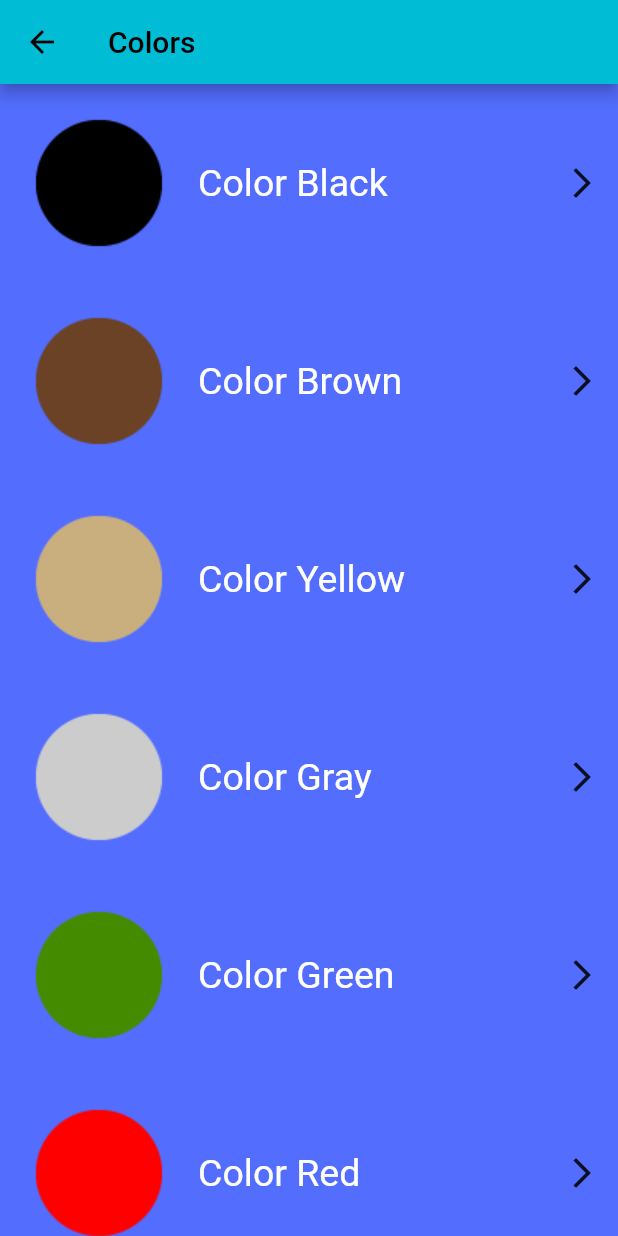
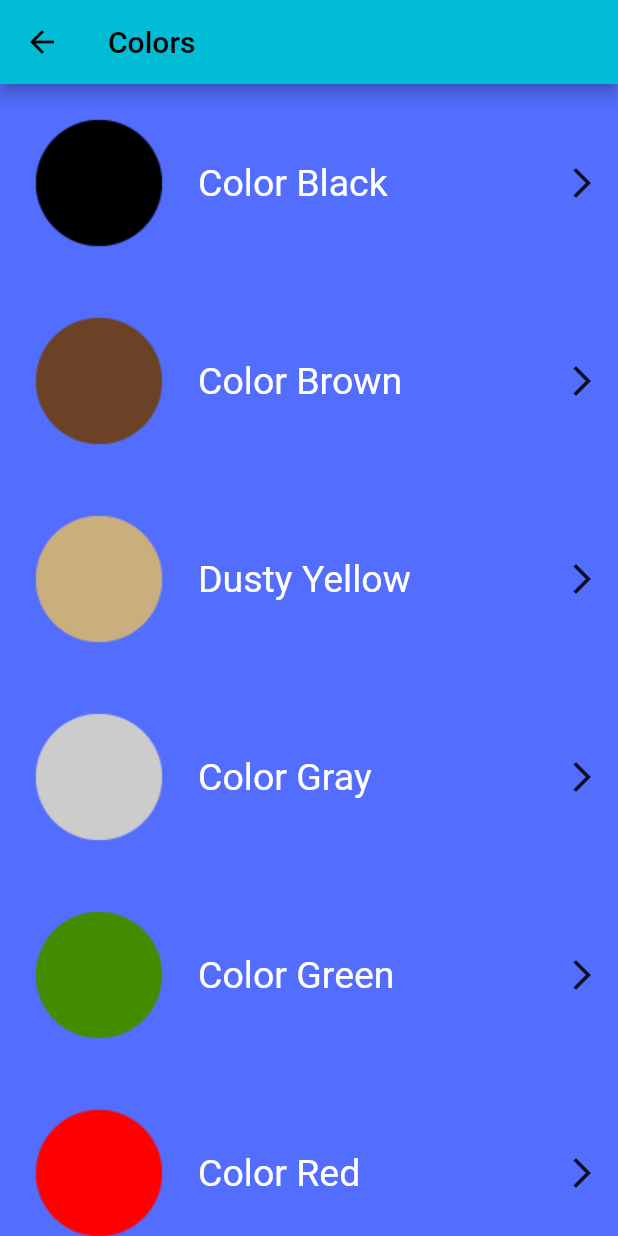
Before and after one commit to HassanEmad0010/learn_languges, a Flutter app: the screen it shows after launch, after a tap on "Colors", on a phone screen of 412 x 824 dp. Run offline on Flutter 3.47's test engine with Material 2 defaults, Android fonts, the phone set to English and light mode, and no system bars; our stand-ins replace assets_audio_player.

Commit message:
commit audio working good

```diff
--- a/lib/layout/HomeScreen.dart
+++ b/lib/layout/HomeScreen.dart
@@ -6,7 +6,8 @@ import '../modules/Colors.dart';
 import '../modules/Family.dart';
 import '../modules/Numbers.dart';
 import '../shared/shared.componants/componants.dart';
-import 'package:audioplayers/audioplayers.dart';
+import 'package:assets_audio_player/assets_audio_player.dart';
+
 
 
 class HomeScreen extends StatefulWidget {
@@ -17,6 +18,7 @@ class HomeScreen extends StatefulWidget {
 }
 
 class _HomeScreenState extends State<HomeScreen> {
+
   int currentindex=0;
   @override
   Widget build(BuildContext context) {
@@ -35,7 +37,7 @@ class _HomeScreenState extends State<HomeScreen> {
             currentIndex: currentindex,
 
 
-            iconSize: 44,
+            iconSize: 40,
             items:const <BottomNavigationBarItem> [
               BottomNavigationBarItem(icon: Icon(Icons.home),label: ""),
               BottomNavigationBarItem(icon: Icon(Icons.archive),label: ""),
@@ -47,7 +49,17 @@ class _HomeScreenState extends State<HomeScreen> {
           ),
 
       appBar: AppBar(
-        leading: const Icon(Icons.menu),
+        leading:  IconButton(
+            onPressed: (){
+
+              AssetsAudioPlayer.newPlayer().open(
+                Audio("assets/sounds/numbers/number_five_sound.mp3"),
+                showNotification: true,
+                volume: double.infinity,
+              );
+
+            },
+            icon: Icon(Icons.menu)),
         title: const Text("Let's Learn!"),
         centerTitle: true,
 
@@ -93,7 +105,7 @@ class _HomeScreenState extends State<HomeScreen> {
                     print("3");
                   },
                   child:
-                      buildContainer(color: Colors.tealAccent, text: 'Family')),
+                      buildContainer(color: Colors.blueAccent, text: 'Family')),
 
             ],
           ),
--- a/lib/modules/Colors.dart
+++ b/lib/modules/Colors.dart
@@ -6,22 +6,22 @@ import '../shared/shared.componants/componants.dart';
 class ColorsScreen extends StatelessWidget {
   List<DataModelClass> DataList = [
     DataModelClass(
-        text: "Color Black", image: "assets/images/colors/color_black.png",//audio:"assets/sounds/colors/black.wav"
+        text: "Color Black", image: "assets/images/colors/color_black.png",audio:"assets/sounds/colors/black.wav"
     ),
     DataModelClass(
-        text: "Color Brown", image: "assets/images/colors/color_brown.png"),
+        text: "Color Brown", image: "assets/images/colors/color_brown.png",audio:"assets/sounds/colors/brown.wav"),
     DataModelClass(
-        text: "Color Yellow", image: "assets/images/colors/color_dusty_yellow.png"),
+        text: "Dusty Yellow", image: "assets/images/colors/color_dusty_yellow.png",audio:"assets/sounds/colors/dusty yellow.wav"),
     DataModelClass(
-        text: "Color Gray", image: "assets/images/colors/color_gray.png"),
+        text: "Color Gray", image: "assets/images/colors/color_gray.png",audio:"assets/sounds/colors/gray.wav"),
     DataModelClass(
-        text: "Color Green", image: "assets/images/colors/color_green.png"),
+        text: "Color Green", image: "assets/images/colors/color_green.png",audio:"assets/sounds/colors/green.wav"),
     DataModelClass(
-        text: "Color Red", image: "assets/images/colors/color_red.png"),
+        text: "Color Red", image: "assets/images/colors/color_red.png",audio:"assets/sounds/colors/red.wav"),
     DataModelClass(
-        text: "Color White", image: "assets/images/colors/color_white.png"),
+        text: "Color White", image: "assets/images/colors/color_white.png",audio:"assets/sounds/colors/white.wav"),
     DataModelClass(
-        text: "Color Yellow", image: "assets/images/colors/yellow.png"),
+        text: "Color Yellow", image: "assets/images/colors/yellow.png",audio:"assets/sounds/colors/yellow.wav"),
 
   ];
 
--- a/pubspec.yaml
+++ b/pubspec.yaml
@@ -40,7 +40,7 @@ dev_dependencies:
   flutter_test:
     sdk: flutter
 
-  audioplayers: ^0.20.1
+  assets_audio_player: ^3.0.5
 
   # The "flutter_lints" package below contains a set of recommended lints to
   # encourage good coding practices. The lint set provided by the package is
```
Also changed, not shown: lib/modules/Family.dart (+13 -8 lines), lib/modules/Numbers.dart (+7 -7 lines), lib/shared/shared.componants/componants.dart (+5 -3 lines), pubspec.lock, 1 other file.
